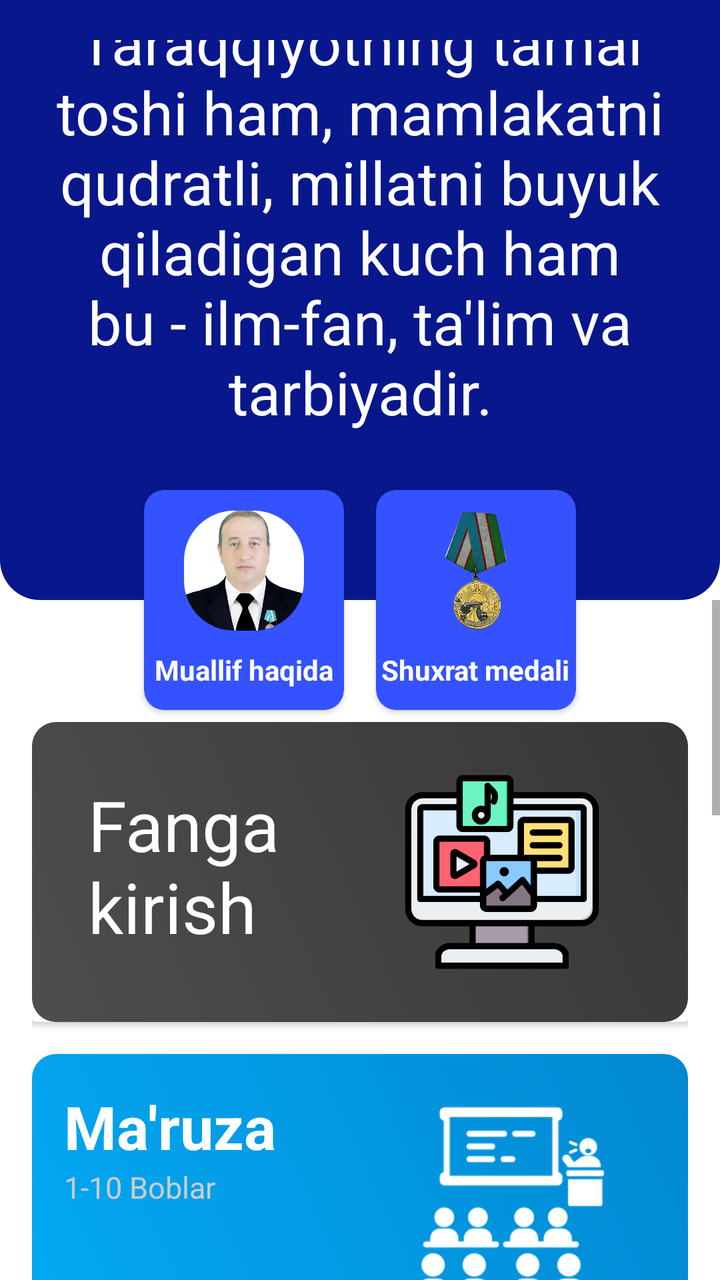
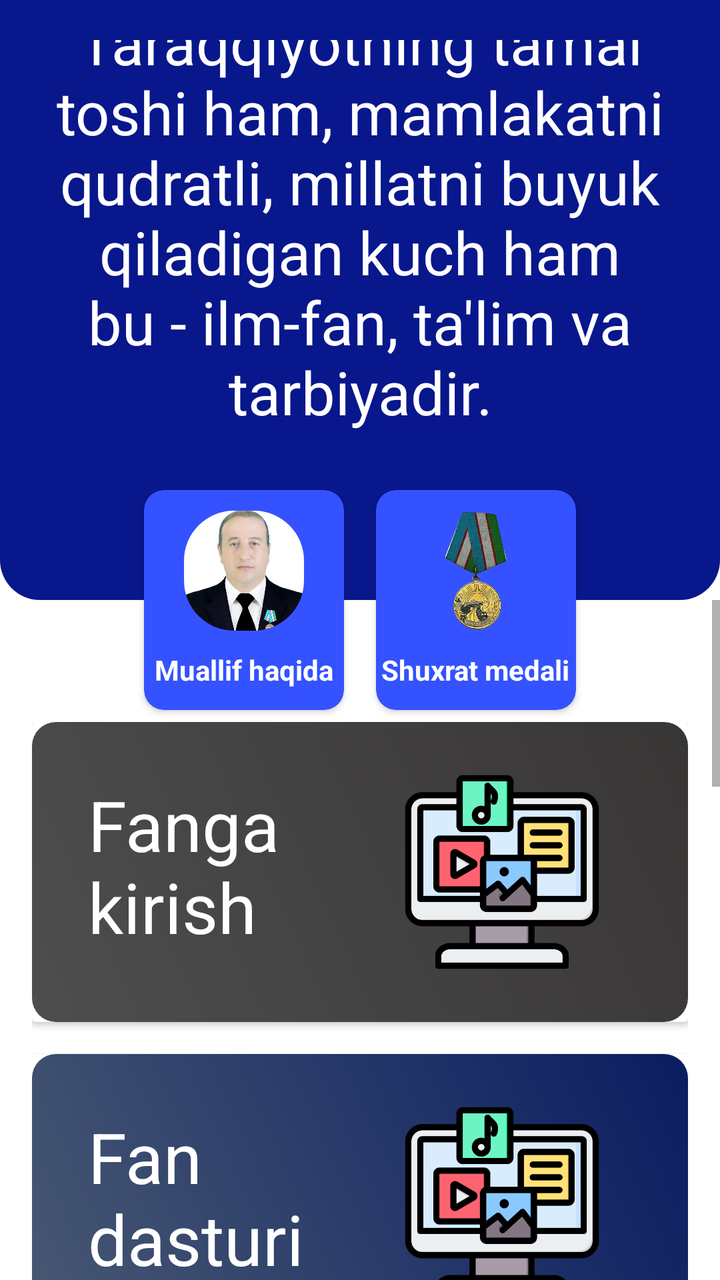

Screens rendered from an Android XML layout before and after an edit, with the pre-edit source and the edit as a unified diff.
<!-- AndroidManifest.xml: application theme Theme.QurilishdaAT -->
<!-- res/layout/fragment_home.xml -->
<?xml version="1.0" encoding="utf-8"?>
<androidx.constraintlayout.widget.ConstraintLayout xmlns:android="http://schemas.android.com/apk/res/android"
    xmlns:app="http://schemas.android.com/apk/res-auto"
    xmlns:tools="http://schemas.android.com/tools"
    android:layout_width="match_parent"
    android:layout_height="match_parent"
    tools:context=".ui.home.HomeFragment">
    <androidx.constraintlayout.widget.ConstraintLayout
        android:id="@+id/top"
        android:layout_width="match_parent"
        android:layout_height="300dp"
        android:background="@drawable/rounded"
        app:layout_constraintLeft_toLeftOf="parent"
        app:layout_constraintRight_toRightOf="parent"
        app:layout_constraintTop_toTopOf="parent"
        android:padding="20dp"
        >
        <TextView
            android:layout_width="wrap_content"
            android:layout_height="wrap_content"
            app:layout_constraintTop_toTopOf="parent"
            app:layout_constraintBottom_toBottomOf="parent"
            app:layout_constraintLeft_toLeftOf="parent"
            app:layout_constraintRight_toRightOf="parent"
            android:textAlignment="center"
            android:textSize="30sp"
            android:layout_marginTop="-40dp"
            android:text="Taraqqiyotning tamal toshi ham, mamlakatni qudratli, millatni buyuk qiladigan kuch ham bu - ilm-fan, ta'lim va tarbiyadir.\n\n              Sh. M. MIRZIYOYEV"
            android:textColor="@color/white"
            />
    </androidx.constraintlayout.widget.ConstraintLayout>
    <ScrollView
        android:layout_width="match_parent"
        android:layout_height="0dp"
        app:layout_constraintTop_toBottomOf="@+id/top"
        app:layout_constraintBottom_toBottomOf="parent"
        app:layout_constraintLeft_toLeftOf="parent"
        app:layout_constraintRight_toRightOf="parent"
        >
        <LinearLayout
            android:layout_width="match_parent"
            android:layout_height="wrap_content"
            android:orientation="vertical"
            android:padding="16dp"
            android:layout_marginTop="45dp"
            android:layout_marginBottom="10dp"
            >
            <androidx.cardview.widget.CardView
                android:id="@+id/kirish"
                android:layout_width="match_parent"
                android:layout_height="150dp"
                android:layout_marginBottom="16dp"
                android:radius="12dp"
                android:elevation="8dp">

                <RelativeLayout
                    android:layout_width="match_parent"
                    android:layout_height="match_parent"
                    android:background="@drawable/gradient_gray"
                    android:padding="18dp">

                    
                    <LinearLayout
                        android:layout_width="wrap_content"
                        android:layout_height="match_parent"
                        android:orientation="vertical"
                        android:padding="10dp">

                        <TextView
                            android:text="Fanga\nkirish"
                            android:textSize="35sp"
                            android:textColor="#FFFFFF"
                            android:layout_width="wrap_content"
                            android:layout_height="wrap_content" />
                    </LinearLayout>

                    <ImageView
                        android:layout_width="100dp"
                        android:layout_height="100dp"
                        android:layout_alignParentEnd="true"
                        android:layout_centerVertical="true"
                        android:layout_marginEnd="25dp"
                        android:src="@drawable/multimedia"
                        android:contentDescription="Lecture Icon"/>
                </RelativeLayout>
            </androidx.cardview.widget.CardView>


            
            <androidx.cardview.widget.CardView
                android:id="@+id/maruza"
                android:layout_width="match_parent"
                android:layout_height="150dp"
                android:layout_marginBottom="16dp"
                android:radius="12dp"
                android:elevation="8dp">

                <RelativeLayout
                    android:layout_width="match_parent"
                    android:layout_height="match_parent"
                    android:background="@drawable/gradient_blue"
                    android:padding="16dp">
                    <LinearLayout
                        android:layout_width="wrap_content"
                        android:layout_height="match_parent"
                        android:orientation="vertical">
                        <TextView
                            android:text="Ma'ruza"
                            android:textSize="30sp"
                            android:textColor="#FFFFFF"
                            android:textStyle="bold"
                            android:layout_width="wrap_content"
                            android:layout_height="wrap_content" />
                        <TextView
                            android:text="1-10 Boblar"
                            android:textSize="15sp"
                            android:textColor="#CCCCCC"
                            android:layout_width="wrap_content"
                            android:layout_height="wrap_content" />
                    </LinearLayout>

                    <ImageView
                        android:layout_width="100dp"
                        android:layout_height="100dp"
                        android:layout_alignParentEnd="true"
                        android:layout_centerVertical="true"
                        android:layout_marginEnd="25dp"
                        android:src="@drawable/lecture"
                        android:contentDescription="Lecture Icon"
                        app:tint="#FFF" />
                </RelativeLayout>
            </androidx.cardview.widget.CardView>
            
            <androidx.cardview.widget.CardView
                android:id="@+id/amaliy"
                android:layout_width="match_parent"
                android:layout_height="150dp"
                android:layout_marginBottom="16dp"
                android:radius="12dp"
                android:elevation="8dp">

                <RelativeLayout
                    android:layout_width="match_parent"
                    android:layout_height="match_parent"
                    android:background="@drawable/gradient_green"
                    android:padding="16dp">

                    
                    <LinearLayout
                        android:layout_width="wrap_content"
                        android:layout_height="match_parent"
                        android:orientation="vertical">

                        <TextView
                            android:text="Amaliy mashg'ulot"
                            android:textSize="24sp"
                            android:textColor="#FFFFFF"
                            android:layout_width="wrap_content"
                            android:layout_height="wrap_content" />

                        <TextView
                            android:text="1-9 mashg'ulotlar"
                            android:textSize="14sp"
                            android:textColor="#CCCCCC"
                            android:layout_width="wrap_content"
                            android:layout_height="wrap_content" />
                    </LinearLayout>

                    <ImageView
                        android:layout_width="100dp"
                        android:layout_height="100dp"
                        android:layout_alignParentEnd="true"
                        android:layout_centerVertical="true"
                        android:layout_marginEnd="25dp"
                        android:src="@drawable/task"
                        android:contentDescription="Lecture Icon"
                        app:tint="#FFF" />
                </RelativeLayout>
            </androidx.cardview.widget.CardView>
            <androidx.cardview.widget.CardView
                android:id="@+id/nazorat"
                android:layout_width="match_parent"
                android:layout_height="150dp"
                android:layout_marginBottom="16dp"
                android:radius="12dp"
                android:elevation="8dp">

                <RelativeLayout
                    android:layout_width="match_parent"
                    android:layout_height="match_parent"
                    android:background="@drawable/gradient_moonlit"
                    android:padding="16dp">

                    
                    <LinearLayout
                        android:layout_width="wrap_content"
                        android:layout_height="match_parent"
                        android:orientation="vertical"
                        android:padding="10dp">

                        <TextView
                            android:text="Nazorat savollari"
                            android:textSize="25sp"
                            android:textColor="#FFFFFF"
                            android:layout_width="wrap_content"
                            android:layout_height="wrap_content" />

                        <TextView
                            android:text="Vazifalar"
                            android:textSize="14sp"
                            android:textColor="#CCCCCC"
                            android:layout_width="wrap_content"
                            android:layout_height="wrap_content" />
                    </LinearLayout>

                    <ImageView
                        android:layout_width="100dp"
                        android:layout_height="100dp"
                        android:layout_alignParentEnd="true"
                        android:layout_centerVertical="true"
                        android:layout_marginEnd="20dp"
                        android:src="@drawable/quiz"
                        android:contentDescription="Lecture Icon" />
                </RelativeLayout>
            </androidx.cardview.widget.CardView>
            <androidx.cardview.widget.CardView
                android:id="@+id/glossary"
                android:layout_width="match_parent"
                android:layout_height="150dp"
                android:layout_marginBottom="16dp"
                android:radius="12dp"
                android:elevation="8dp">

                <RelativeLayout
                    android:layout_width="match_parent"
                    android:layout_height="match_parent"
                    android:background="@drawable/gradient_gray"
                    android:padding="18dp">

                    
                    <LinearLayout
                        android:layout_width="wrap_content"
                        android:layout_height="match_parent"
                        android:orientation="vertical"
                        android:padding="10dp">

                        <TextView
                            android:text="Glossary"
                            android:textSize="35sp"
                            android:textColor="#FFFFFF"
                            android:layout_width="wrap_content"
                            android:layout_height="wrap_content" />
                    </LinearLayout>

                    <ImageView
                        android:layout_width="100dp"
                        android:layout_height="100dp"
                        android:layout_alignParentEnd="true"
                        android:layout_centerVertical="true"
                        android:layout_marginEnd="25dp"
                        android:src="@drawable/multimedia"
                        android:contentDescription="Lecture Icon"/>
                </RelativeLayout>
            </androidx.cardview.widget.CardView>
            <androidx.cardview.widget.CardView
                android:id="@+id/adabiyot"
                android:layout_width="match_parent"
                android:layout_height="150dp"
                android:layout_marginBottom="16dp"
                android:radius="12dp"
                android:elevation="8dp">

                <RelativeLayout
                    android:layout_width="match_parent"
                    android:layout_height="match_parent"
                    android:background="@drawable/gradient_green"
                    android:padding="16dp">

                    
                    <LinearLayout
                        android:layout_width="wrap_content"
                        android:layout_height="match_parent"
                        android:orientation="vertical">

                        <TextView
                            android:text="Foydalanilgan\nadabiyotlar"
                            android:textSize="24sp"
                            android:textColor="#FFFFFF"
                            android:layout_width="wrap_content"
                            android:layout_height="wrap_content" />

                        <TextView
                            android:text="Adabiyotlar"
                            android:textSize="14sp"
                            android:textColor="#CCCCCC"
                            android:layout_width="wrap_content"
                            android:layout_height="wrap_content" />
                    </LinearLayout>

                    <ImageView
                        android:layout_width="100dp"
                        android:layout_height="100dp"
                        android:layout_alignParentEnd="true"
                        android:layout_centerVertical="true"
                        android:layout_marginEnd="25dp"
                        android:src="@drawable/task"
                        android:contentDescription="Lecture Icon"
                        app:tint="#FFF" />
                </RelativeLayout>
            </androidx.cardview.widget.CardView>

        </LinearLayout>

        





























































































































































































































    </ScrollView>
    <LinearLayout
        android:layout_width="match_parent"
        android:layout_height="120dp"
        app:layout_constraintTop_toBottomOf="@+id/top"
        app:layout_constraintBottom_toBottomOf="@+id/top"
        app:layout_constraintLeft_toLeftOf="parent"
        app:layout_constraintRight_toRightOf="parent"
        android:gravity="center"
        >
        <androidx.cardview.widget.CardView
            android:id="@+id/card1"
            android:layout_width="100dp"
            android:layout_height="match_parent"
            app:cardCornerRadius="10dp"
            android:backgroundTint="#3452FF"
            android:layout_marginVertical="5dp"
            android:layout_marginHorizontal="8dp"
            >
            <LinearLayout
                android:id="@+id/linear1"
                android:layout_width="match_parent"
                android:layout_height="match_parent"
                android:gravity="center"
                android:orientation="vertical"
                >
                <ImageView
                    android:layout_width="60dp"
                    android:layout_height="60dp"
                    android:src="@drawable/icon"
                    android:background="@drawable/circle"
                    android:scaleType="centerCrop"
                    android:clipToOutline="true"
                    />
                <TextView
                    android:layout_width="wrap_content"
                    android:layout_height="wrap_content"
                    android:textStyle="bold"
                    android:textAlignment="center"
                    android:text="Muallif haqida"
                    android:textColor="@color/white"
                    android:layout_marginTop="10dp"
                    />
            </LinearLayout>
        </androidx.cardview.widget.CardView>
        <androidx.cardview.widget.CardView
            android:id="@+id/card2"
            android:layout_width="100dp"
            android:layout_height="match_parent"
            app:cardCornerRadius="10dp"
            android:backgroundTint="#3452FF"
            android:layout_marginVertical="5dp"
            android:layout_marginHorizontal="8dp"
            >
            <LinearLayout
                android:layout_width="match_parent"
                android:layout_height="match_parent"
                android:gravity="center"
                android:orientation="vertical"
                >
                <ImageView
                    android:layout_width="60dp"
                    android:layout_height="60dp"
                    android:src="@drawable/shuxrat"
                    android:background="@drawable/circle"
                    android:scaleType="centerCrop"
                    android:clipToOutline="true"
                    />
                <TextView
                    android:layout_width="wrap_content"
                    android:layout_height="wrap_content"
                    android:textStyle="bold"
                    android:textAlignment="center"
                    android:text="Shuxrat medali"
                    android:textColor="@color/white"
                    android:layout_marginTop="10dp"
                    />
            </LinearLayout>
        </androidx.cardview.widget.CardView>


































    </LinearLayout>


</androidx.constraintlayout.widget.ConstraintLayout>
<!-- resources referenced by this layout -->
<resources>
  <color name="white">#FFFFFFFF</color>
  <!-- drawable circle (drawable) -->
  <?xml version="1.0" encoding="utf-8"?>
  <shape xmlns:android="http://schemas.android.com/apk/res/android"
      android:shape="rectangle">
      <corners android:radius="25dp" />
  </shape>
  <!-- drawable gradient_blue (drawable) -->
  <?xml version="1.0" encoding="utf-8"?>
  <shape xmlns:android="http://schemas.android.com/apk/res/android"
      android:shape="rectangle">
      <gradient
          android:angle="45"
          android:startColor="#03A9F4"
          android:endColor="#0288D1"
          android:type="linear" />
      <corners android:radius="12dp" />
  </shape>
  <!-- drawable gradient_gray (drawable) -->
  <?xml version="1.0" encoding="utf-8"?>
  <shape xmlns:android="http://schemas.android.com/apk/res/android"
      android:shape="rectangle">
      <gradient
          android:angle="45"
          android:startColor="#4E4E4E"
          android:endColor="#383535"
          android:type="linear" />
      <corners android:radius="12dp" />
  </shape>
  <!-- drawable gradient_green (drawable) -->
  <?xml version="1.0" encoding="utf-8"?>
  <shape xmlns:android="http://schemas.android.com/apk/res/android"
      android:shape="rectangle">
      <gradient
          android:angle="45"
          android:startColor="#8BC34A"
          android:endColor="#689F38"
          android:type="linear" />
      <corners android:radius="12dp" />
  </shape>
  <!-- drawable gradient_moonlit (drawable) -->
  <?xml version="1.0" encoding="utf-8"?>
  <shape xmlns:android="http://schemas.android.com/apk/res/android"
      android:shape="rectangle">
      <gradient
          android:angle="45"
          android:startColor="#495973"
          android:endColor="#0A1D61"
          android:type="linear" />
      <corners android:radius="12dp" />
  </shape>
  <!-- drawable icon: png bitmap (drawable, 226667 bytes) -->
  <!-- drawable lecture: png bitmap (drawable, 5790 bytes) -->
  <!-- drawable multimedia: png bitmap (drawable, 20792 bytes) -->
  <!-- drawable quiz: png bitmap (drawable, 19630 bytes) -->
  <!-- drawable rounded (drawable) -->
  <?xml version="1.0" encoding="utf-8"?>
  <shape xmlns:android="http://schemas.android.com/apk/res/android"
      android:shape="rectangle">
  
      <solid android:color="#08178C" /> 
  
      <corners
          android:topLeftRadius="0dp"
          android:topRightRadius="0dp"
          android:bottomLeftRadius="20dp"
          android:bottomRightRadius="20dp" />
  </shape>
  <!-- drawable shuxrat: png bitmap (drawable, 233303 bytes) -->
  <!-- drawable task: png bitmap (drawable, 6460 bytes) -->
  <style name="Theme.QurilishdaAT" parent="Theme.MaterialComponents.DayNight.DarkActionBar">
          
          <item name="colorPrimary">@color/purple_500</item>
          <item name="colorPrimaryVariant">@color/purple_700</item>
          <item name="colorOnPrimary">@color/white</item>
          
          <item name="colorSecondary">@color/teal_200</item>
          <item name="colorSecondaryVariant">@color/teal_700</item>
          <item name="colorOnSecondary">@color/black</item>
          
          <item name="android:statusBarColor">?attr/colorPrimaryVariant</item>
          
      </style>
  <color name="purple_500">#08178C</color>
  <color name="purple_700">#FF3700B3</color>
  <color name="teal_200">#FF03DAC5</color>
  <color name="teal_700">#FF018786</color>
  <color name="black">#FF000000</color>
</resources>

<!-- the commit's change to res/layout/fragment_home.xml (unified diff, before → after) -->
@@ -84,6 +84,45 @@
                         android:contentDescription="Lecture Icon"/>
                 </RelativeLayout>
             </androidx.cardview.widget.CardView>
+            <androidx.cardview.widget.CardView
+                android:id="@+id/dastur"
+                android:layout_width="match_parent"
+                android:layout_height="150dp"
+                android:layout_marginBottom="16dp"
+                android:radius="12dp"
+                android:elevation="8dp">
+
+                <RelativeLayout
+                    android:layout_width="match_parent"
+                    android:layout_height="match_parent"
+                    android:background="@drawable/gradient_moonlit"
+                    android:padding="18dp">
+
+                    
+                    <LinearLayout
+                        android:layout_width="wrap_content"
+                        android:layout_height="match_parent"
+                        android:orientation="vertical"
+                        android:padding="10dp">
+
+                        <TextView
+                            android:text="Fan\ndasturi"
+                            android:textSize="35sp"
+                            android:textColor="#FFFFFF"
+                            android:layout_width="wrap_content"
+                            android:layout_height="wrap_content" />
+                    </LinearLayout>
+
+                    <ImageView
+                        android:layout_width="100dp"
+                        android:layout_height="100dp"
+                        android:layout_alignParentEnd="true"
+                        android:layout_centerVertical="true"
+                        android:layout_marginEnd="25dp"
+                        android:src="@drawable/multimedia"
+                        android:contentDescription="Lecture Icon"/>
+                </RelativeLayout>
+            </androidx.cardview.widget.CardView>
 
 
             
